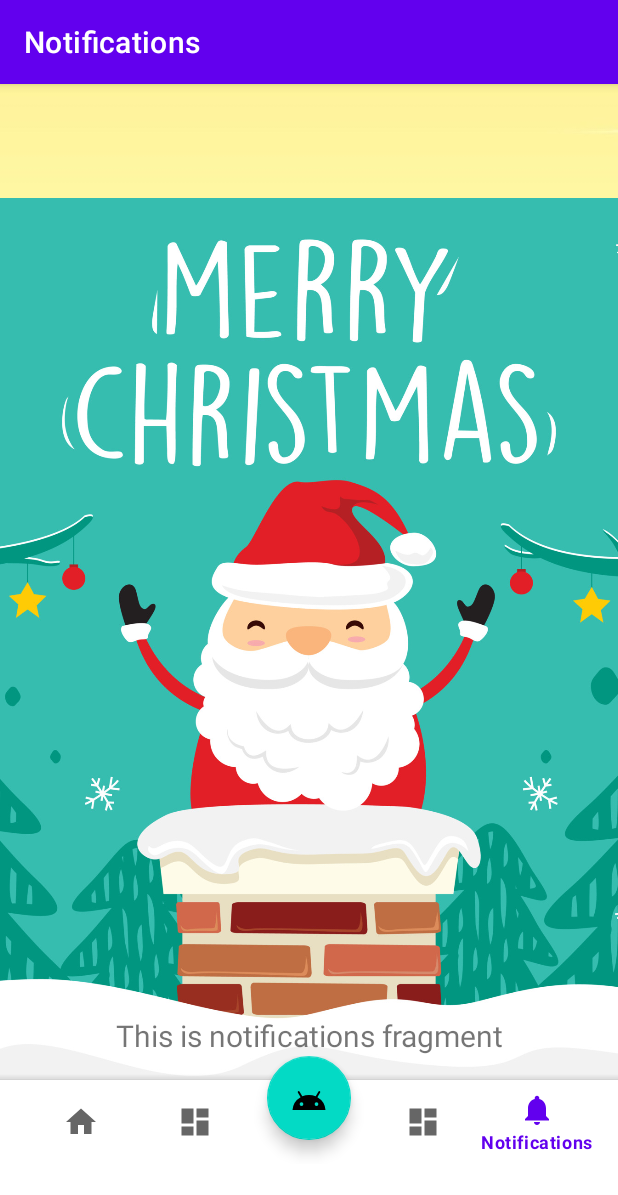
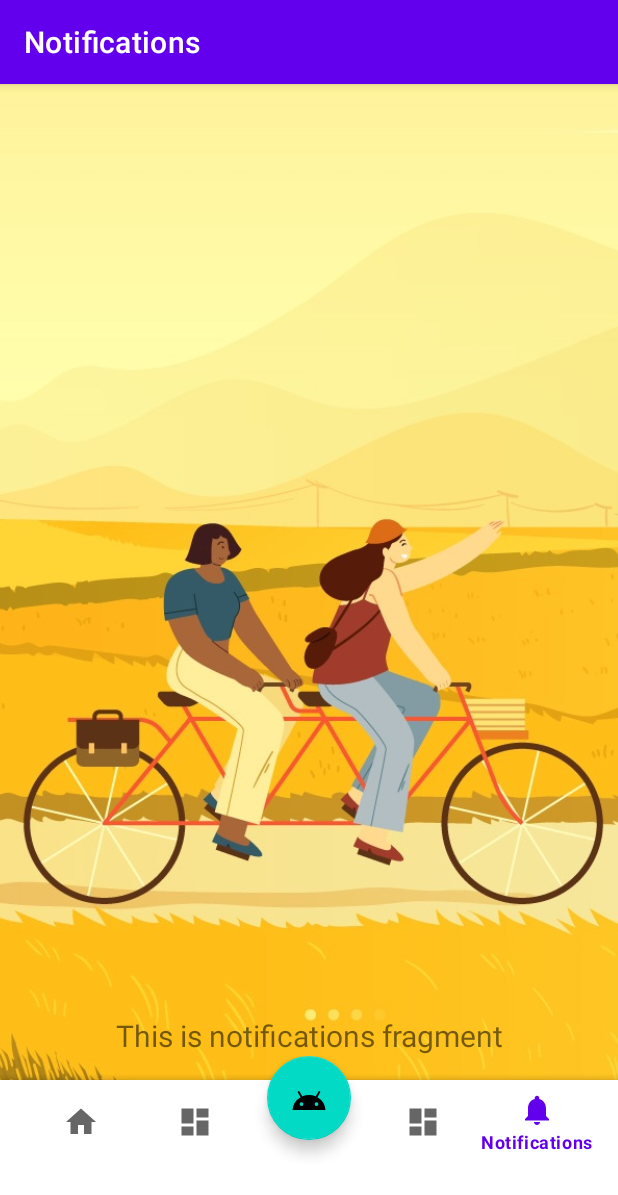
Before and after one commit to yccheok/bottom-navigation-example, an Android app: the NotificationsFragment screen opened through its navigation route, on a phone screen of 412 x 824 dp. Shown: the top 1195 px of the screen. Run offline under Robolectric (Android 15) with nearby library versions, the phone set to English and light mode, and no system bars; our stand-ins replace navigation-ui.

Commit message:
1 background image will be applicable to all fragment pages.

```diff
--- a/app/src/main/res/layout/fragment_notifications.xml
+++ b/app/src/main/res/layout/fragment_notifications.xml
@@ -2,11 +2,6 @@
 <FrameLayout xmlns:android="http://schemas.android.com/apk/res/android"
     android:layout_width="match_parent"
     android:layout_height="match_parent">
-    <ImageView
-        android:layout_width="match_parent"
-        android:layout_height="match_parent"
-        android:src="@drawable/background"
-        android:scaleType="centerCrop" />
 
     <LinearLayout xmlns:android="http://schemas.android.com/apk/res/android"
         xmlns:tools="http://schemas.android.com/tools"
```
